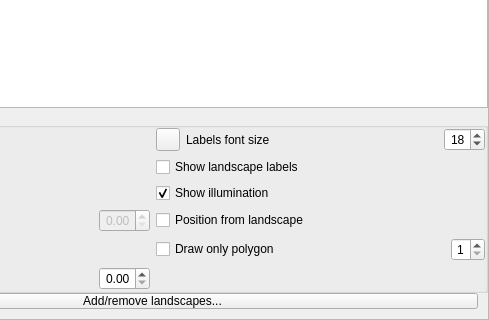
The window that src/gui/viewDialog.ui (Stellarium/stellarium) describes before a commit, drawn with Qt 5; both pictures show x 440 to 929 and y 239 to 559 of the 929 by 559 pixel window.
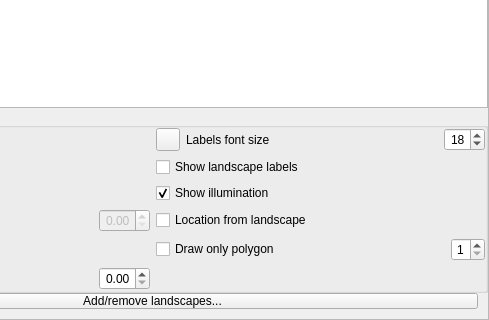
The same window after the commit. The open tabs and pages were chosen to show the change. Icons and pictures are not drawn. Custom widgets are drawn as their Qt base class.

Commit message: Minor GUI clarification - Improve clear use of terminology: location/position

What changed in the file:
```diff
--- a/src/gui/viewDialog.ui
+++ b/src/gui/viewDialog.ui
@@ -4589,7 +4589,7 @@
                 <string>Set the planet and position as specified for the selected landscape</string>
                </property>
                <property name="text">
-                <string>Position from landscape</string>
+                <string>Location from landscape</string>
                </property>
               </widget>
              </item>
```
Left out of the diff: 4 changed lines with no effect on the pictures. The commit also changes 2 other files.
